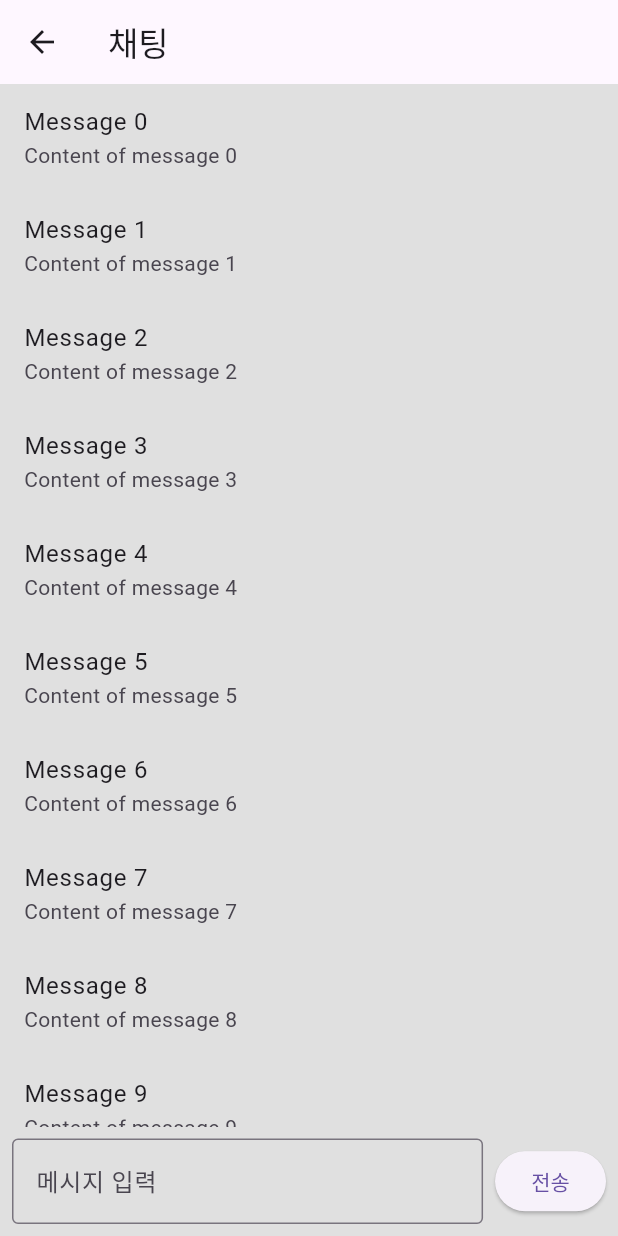
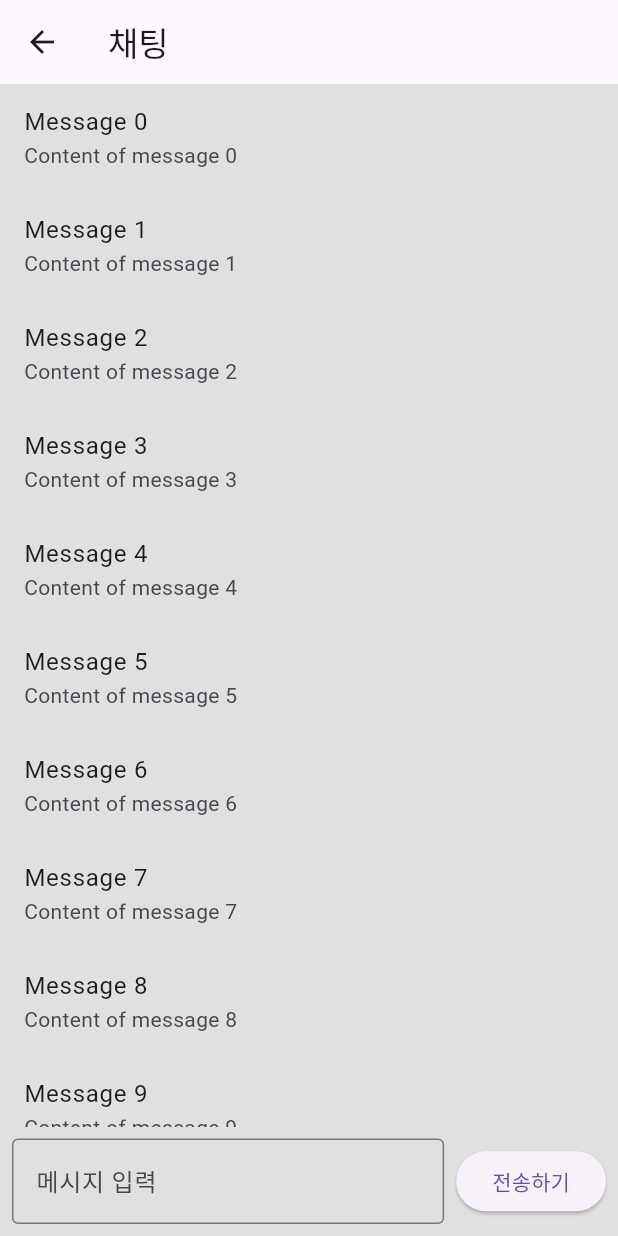
Before and after one commit to smu-flutter-project/smu_sports_matching, a Flutter app: the ChatScreen screen opened directly, on a phone screen of 412 x 824 dp. Run offline on Flutter 3.47's test engine with Material 3 defaults, Android fonts, the phone set to English and light mode, and no system bars; our stand-ins replace firebase_core, go_router, google_maps_flutter, table_calendar; accounts and stored records are empty.

Commit message:
채팅 작업

```diff
--- a/lib/screen/components/chat_screen.dart
+++ b/lib/screen/components/chat_screen.dart
@@ -40,7 +40,7 @@ class ChatScreen extends StatelessWidget {
                   onPressed: () {
                     // 메시지 전송 로직
                   },
-                  child: const Text('전송'),
+                  child: const Text('전송하기'),
                 ),
               ],
             ),
```
